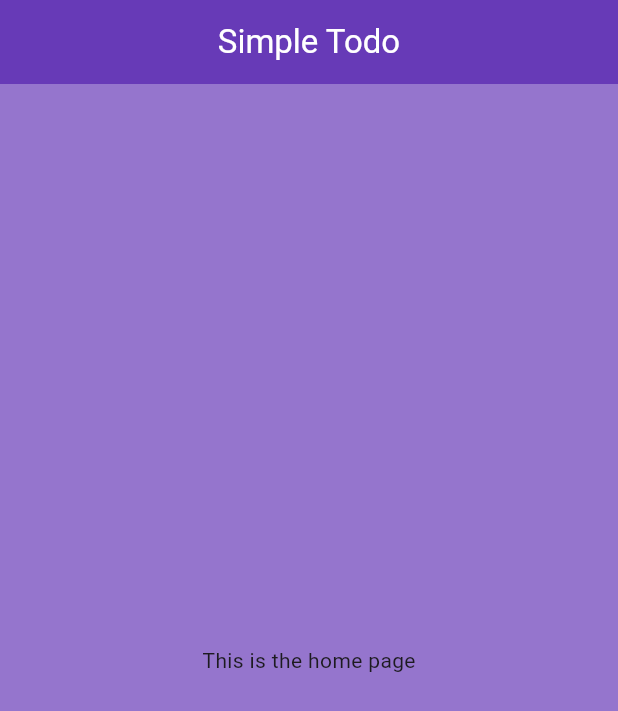
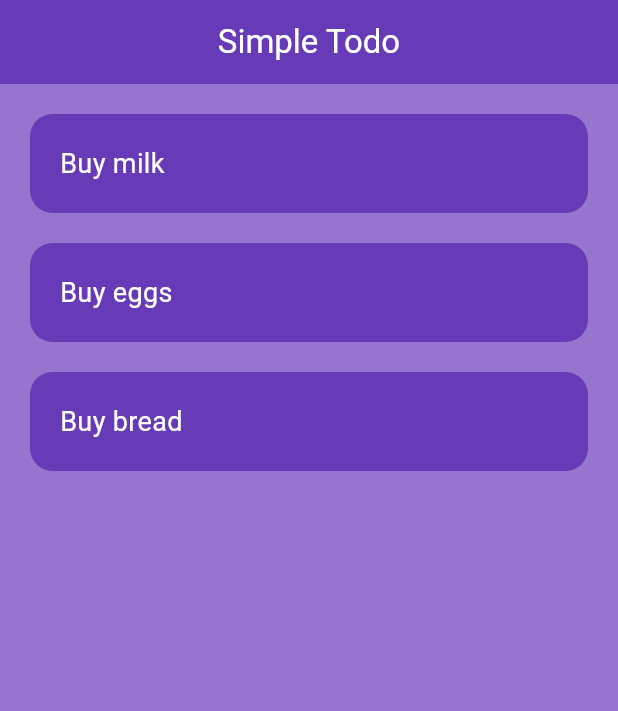
Before and after one commit to collinmorudi/flutter-mobile-dev-practice, a Flutter app: the screen it shows after launch, on a phone screen of 412 x 824 dp. Shown: the top 711 px of the screen. Run offline on Flutter 3.47's test engine with Material 3 defaults, Android fonts, the phone set to English and light mode, and no system bars; our stand-ins replace shared_preferences.

Commit message:
Added a Listview to display todo list items

```diff
--- a/simple_todo/lib/main.dart
+++ b/simple_todo/lib/main.dart
@@ -10,7 +10,8 @@ class MainApp extends StatelessWidget {
 
   @override
   Widget build(BuildContext context) {
-    return const MaterialApp(
+    return MaterialApp(
+      debugShowCheckedModeBanner: false,
       home: Scaffold(
         body: HomePage(),
       ),
--- a/simple_todo/lib/screens/home_page.dart
+++ b/simple_todo/lib/screens/home_page.dart
@@ -1,7 +1,13 @@
 import 'package:flutter/material.dart';
 
 class HomePage extends StatelessWidget {
-  const HomePage({super.key});
+  HomePage({super.key});
+
+  List todoList = [
+    ['Buy milk', false],
+    ['Buy eggs', false],
+    ['Buy bread', false],
+  ];
 
   @override
   Widget build(BuildContext context) {
@@ -13,9 +19,31 @@ class HomePage extends StatelessWidget {
           foregroundColor: Colors.white,
           centerTitle: true,
         ),
-      body: const Center(
-        child: Text('This is the home page'),
+        body: ListView.builder(
+          itemCount: todoList.length,
+          itemBuilder: (BuildContext context, index) {
+            return Padding(
+              padding: const EdgeInsets.only(
+                  top: 20, left: 20, right: 20, bottom: 0),
+              child: Container(
+                decoration: BoxDecoration(
+                  borderRadius: BorderRadius.circular(15),
+                  color: Colors.deepPurple,
+                ),
+                padding: const EdgeInsets.all(20),
+                child: Text(
+                  todoList[index][0],
+                  style: TextStyle(
+                    color: Colors.white,
+                    fontSize: 18,
+                    decoration: todoList[index][1]
+                        ? TextDecoration.lineThrough
+                        : TextDecoration.none,
+                  ),
+                ),
               ),
             );
+          },
+        ));
   }
 }
```
Lines whose indentation alone changed are shown as unchanged.
